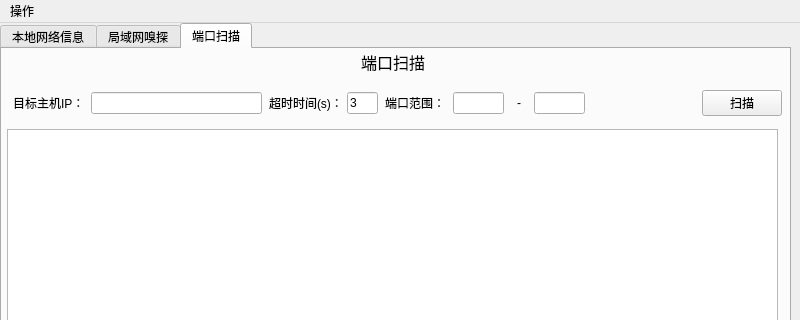
MaphicalYng/net-listener, file src/main/python/ui/MainWindow.ui: the form before one commit; both pictures show x 0 to 800 and y 0 to 320 of the 800 by 600 pixel window.
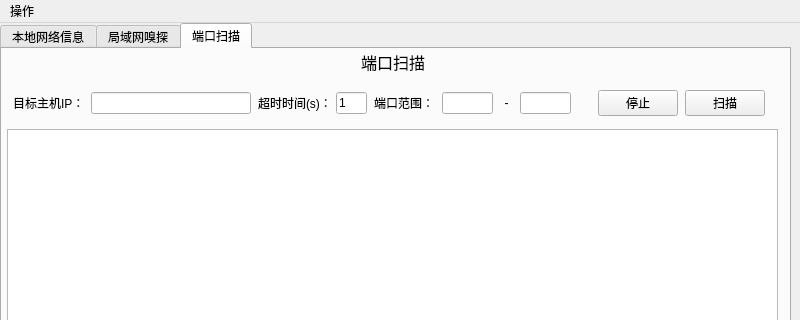
The form after the commit. The open tabs and pages were chosen to show the change.

```diff
--- a/src/main/python/ui/MainWindow.ui
+++ b/src/main/python/ui/MainWindow.ui
@@ -387,7 +387,7 @@
        <rect>
         <x>10</x>
         <y>40</y>
-        <width>774</width>
+        <width>761</width>
         <height>28</height>
        </rect>
       </property>
@@ -427,13 +427,13 @@
          </property>
          <property name="minimumSize">
           <size>
-           <width>171</width>
+           <width>160</width>
            <height>0</height>
           </size>
          </property>
          <property name="maximumSize">
           <size>
-           <width>171</width>
+           <width>160</width>
            <height>16777215</height>
           </size>
          </property>
@@ -485,7 +485,7 @@
           </size>
          </property>
          <property name="text">
-          <string>3</string>
+          <string>1</string>
          </property>
         </widget>
        </item>
@@ -546,13 +546,13 @@
          </property>
          <property name="minimumSize">
           <size>
-           <width>16</width>
+           <width>13</width>
            <height>0</height>
           </size>
          </property>
          <property name="maximumSize">
           <size>
-           <width>16</width>
+           <width>13</width>
            <height>16777215</height>
           </size>
          </property>
@@ -596,12 +596,31 @@
          </property>
          <property name="sizeHint" stdset="0">
           <size>
-           <width>110</width>
+           <width>20</width>
            <height>20</height>
           </size>
          </property>
         </spacer>
        </item>
+       <item>
+        <widget class="QPushButton" name="scan_stop_button">
+         <property name="minimumSize">
+          <size>
+           <width>80</width>
+           <height>0</height>
+          </size>
+         </property>
+         <property name="maximumSize">
+          <size>
+           <width>80</width>
+           <height>16777215</height>
+          </size>
+         </property>
+         <property name="text">
+          <string>停止</string>
+         </property>
+        </widget>
+       </item>
        <item>
         <widget class="QPushButton" name="scan_start_button">
          <property name="sizePolicy">
```
Left out of the diff: 2 changed lines with no effect on the pictures.
